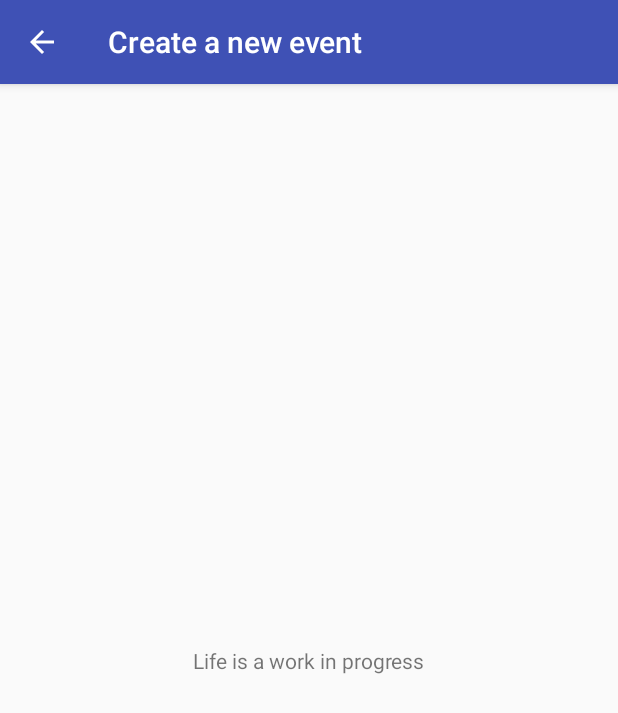
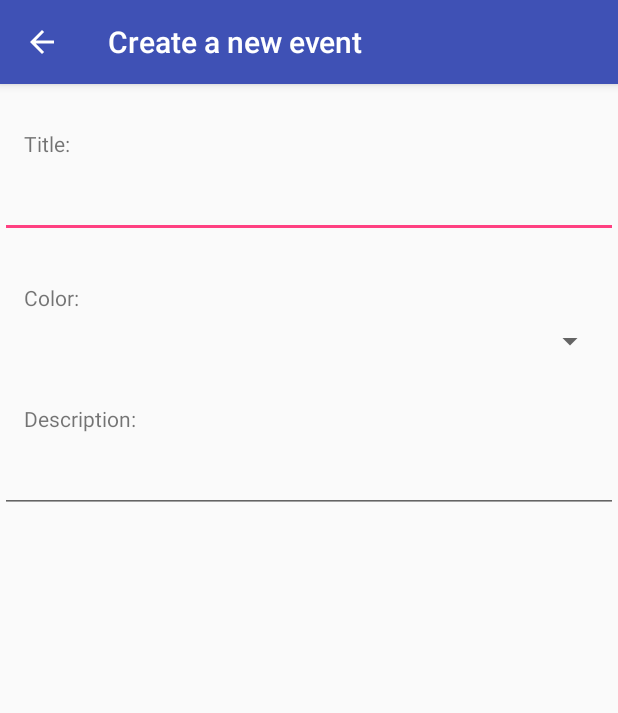
Before and after one commit to lsteamer/Calendar-Event, an Android app: the EventDetailActivity screen opened directly, with no data from a screen before it, on a phone screen of 412 x 824 dp. Shown: the top 713 px of the screen. Run offline under Robolectric (Android 15) with nearby library versions, the phone set to English and light mode, and no system bars.

Commit message:
07 - Cleaned new Activity layout (EventDetailActivity)

```diff
--- a/app/src/main/java/lsteamer/elmexicano/com/calendarmarker/EventDetailActivity.java
+++ b/app/src/main/java/lsteamer/elmexicano/com/calendarmarker/EventDetailActivity.java
@@ -4,6 +4,9 @@ import android.os.Bundle;
 import android.os.PersistableBundle;
 import android.support.annotation.Nullable;
 import android.support.v7.app.AppCompatActivity;
+import android.widget.TextView;
+
+import lsteamer.elmexicano.com.calendarmarker.utils.ColorUtil;
 
 /**
  * Created by lsteamer on 28/02/2018.
@@ -16,5 +19,6 @@ public class EventDetailActivity extends AppCompatActivity {
         super.onCreate(savedInstanceState);
         setContentView(R.layout.event_detail);
 
+
     }
 }
--- a/app/src/main/res/layout/event_detail.xml
+++ b/app/src/main/res/layout/event_detail.xml
@@ -2,16 +2,69 @@
 <android.support.constraint.ConstraintLayout
     xmlns:android="http://schemas.android.com/apk/res/android"
     xmlns:app="http://schemas.android.com/apk/res-auto"
+    xmlns:tools="http://schemas.android.com/tools"
     android:layout_width="match_parent"
     android:layout_height="match_parent">
 
+
     <TextView
-        android:id="@+id/textView"
+        android:id="@+id/title_view"
         android:layout_width="wrap_content"
         android:layout_height="wrap_content"
-        android:text="Life is a work in progress"
-        app:layout_constraintBottom_toBottomOf="parent"
+        android:layout_marginStart="16dp"
+        android:layout_marginTop="30dp"
+        android:text="@string/title_string"
         app:layout_constraintLeft_toLeftOf="parent"
+        app:layout_constraintTop_toTopOf="parent"  />
+
+    <EditText
+        android:id="@+id/title_edit_text"
+        android:layout_width="match_parent"
+        android:layout_height="wrap_content"
+        app:layout_constraintTop_toBottomOf="@+id/title_view"
+        android:contentDescription="@string/title_description_string"
+        android:textAppearance="@style/TextAppearance.AppCompat.Headline" />
+
+
+    <TextView
+        android:id="@+id/color_view"
+        android:layout_width="wrap_content"
+        android:layout_height="wrap_content"
+        android:layout_marginStart="16dp"
+        android:layout_marginTop="30dp"
+        android:text="@string/color_string"
+        app:layout_constraintTop_toBottomOf="@+id/title_edit_text"
+        app:layout_constraintLeft_toLeftOf="parent" />
+
+    <Spinner
+        android:id="@+id/color_spinner"
+        android:layout_width="0dp"
+        android:layout_height="wrap_content"
+        android:layout_marginLeft="8dp"
+        android:layout_marginRight="8dp"
+        android:layout_marginStart="8dp"
+        android:layout_marginTop="7dp"
+        app:layout_constraintLeft_toLeftOf="@+id/color_view"
         app:layout_constraintRight_toRightOf="parent"
-        app:layout_constraintTop_toTopOf="parent" />
+        app:layout_constraintTop_toBottomOf="@+id/color_view" />
+
+
+    <TextView
+        android:id="@+id/description_view"
+        android:layout_width="wrap_content"
+        android:layout_height="wrap_content"
+        android:layout_marginStart="16dp"
+        android:layout_marginTop="30dp"
+        android:text="@string/description_string"
+        app:layout_constraintTop_toBottomOf="@+id/color_spinner"
+        app:layout_constraintLeft_toLeftOf="parent" />
+
+    <EditText
+        android:id="@+id/description_edit_text"
+        android:layout_width="match_parent"
+        android:layout_height="wrap_content"
+        app:layout_constraintTop_toBottomOf="@+id/description_view"
+        android:contentDescription="@string/description_description_string"
+        android:textAppearance="@style/TextAppearance.AppCompat.Headline" />
+
 </android.support.constraint.ConstraintLayout>
--- a/app/src/main/res/values/strings.xml
+++ b/app/src/main/res/values/strings.xml
@@ -3,4 +3,11 @@
 
     <string name="create_event_title">Create a new event</string>
     <string name="edit_event_title">Edit the event</string>
+
+    <string name="title_string">Title:</string>
+    <string name="description_string">Description:</string>
+    <string name="color_string">Color:</string>
+
+    <string name="title_description_string">Title...</string>
+    <string name="description_description_string">Description...</string>
 </resources>
```
Also changed, not shown: app/src/main/res/layout/color_spinner_item.xml (added, +31 -0 lines).
